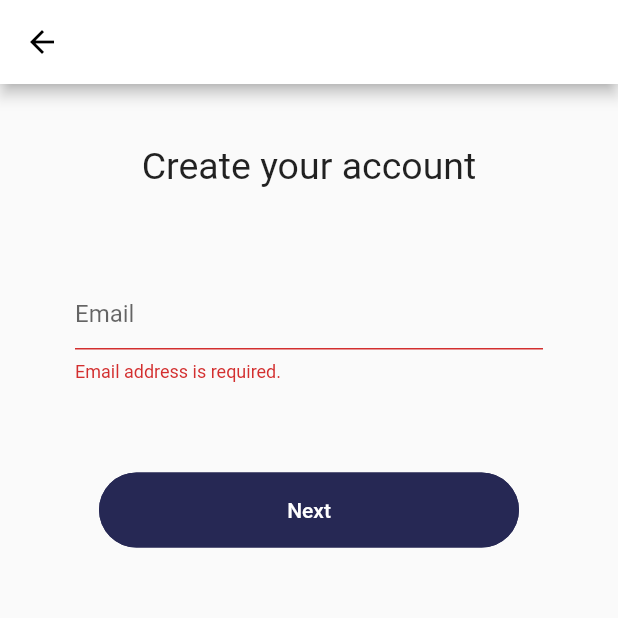
After one commit to ekayy/alike_learning, a Flutter app: the SignUpEmailScreen screen opened by its route, after a tap on "Next", on a phone screen of 412 x 824 dp, the top half of it. The commit adds this screen. Run offline on Flutter 3.47's test engine with Material 2 defaults, Android fonts, the phone set to English and light mode, and no system bars; our stand-ins replace email_validator, flutter_masked_text, flutter_svg, pin_code_text_field.

Commit message:
Add email validator for email screen

```diff
--- a/lib/main.dart
+++ b/lib/main.dart
@@ -1,3 +1,4 @@
+import 'package:alike_learning/src/auth/sign_up_email_screen.dart';
 import 'package:alike_learning/src/auth/sign_up_phone_screen.dart';
 import 'package:alike_learning/src/auth/sign_up_splash_screen.dart';
 import 'package:flutter/material.dart';
@@ -31,6 +32,7 @@ class MyApp extends StatelessWidget {
       routes: <String, WidgetBuilder>{
         '/': (context) => SignUpSplashScreen(),
         '/signUpPhone': (context) => SignUpPhoneScreen(),
+        '/signUpEmail': (context) => SignUpEmailScreen(),
       },
     );
   }
--- /dev/null
+++ b/lib/src/auth/sign_up_email_screen.dart
@@ -0,0 +1,65 @@
+import 'package:alike_learning/src/common/button.dart';
+import 'package:flutter/cupertino.dart';
+import 'package:flutter/material.dart';
+import 'package:email_validator/email_validator.dart';
+
+class SignUpEmailScreen extends StatefulWidget {
+  @override
+  _SignUpEmailScreenState createState() => _SignUpEmailScreenState();
+}
+
+class _SignUpEmailScreenState extends State<SignUpEmailScreen> {
+  final _emailController = TextEditingController();
+  bool isEmailValid = false;
+
+  @override
+  Widget build(BuildContext context) {
+    return Scaffold(
+      appBar: AppBar(),
+      body: Center(
+        child: Column(
+          children: <Widget>[
+            const SizedBox(height: 40),
+            Text('Create your account', style: TextStyle(fontSize: 25)),
+            const SizedBox(height: 40),
+            Container(
+              margin: EdgeInsets.symmetric(vertical: 20),
+              padding: EdgeInsets.symmetric(horizontal: 50),
+              child: TextFormField(
+                controller: _emailController,
+                decoration: InputDecoration(
+                  hintText: 'Email',
+                ),
+                autocorrect: false,
+                autovalidate: true,
+                validator: (String value) {
+                  if (value.isEmpty) {
+                    return 'Email address is required.';
+                  }
+                  if (!EmailValidator.validate(_emailController.text)) {
+                    return 'Email address is invalid.';
+                  }
+                  return null;
+                },
+              ),
+            ),
+            const SizedBox(height: 40),
+            Button(
+              text: 'Next',
+              onPress: () {
+                if (EmailValidator.validate(_emailController.text)) {
+                  Navigator.pushNamed(context, '/signUpName');
+                }
+              },
+            ),
+          ],
+        ),
+      ),
+    );
+  }
+
+  void dispose() {
+    _emailController.dispose();
+    super.dispose();
+  }
+}
--- a/pubspec.yaml
+++ b/pubspec.yaml
@@ -35,6 +35,7 @@ dependencies:
   firebase_analytics: ^5.0.2
   firebase_auth: ^0.14.0+5
   cloud_firestore: ^0.13.2+1
+  email_validator: ^1.0.0
 
 dev_dependencies:
   flutter_test:
```
Also changed, not shown: pubspec.lock.
